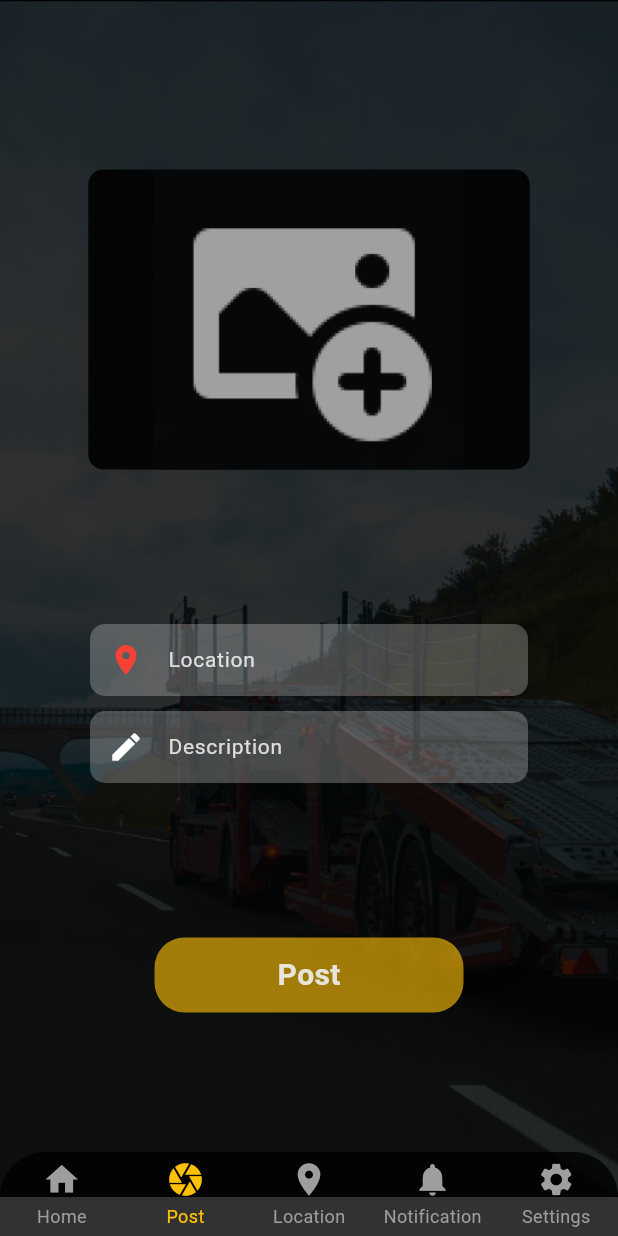
After one commit to lidiyakelay/towtruck_app, a Flutter app: the screen it shows after launch, item 2 of the bottom bar chosen, on a phone screen of 412 x 824 dp. The commit adds this screen. Run offline on Flutter 3.47's test engine with Material 3 defaults, Android fonts, the phone set to English and light mode, and no system bars; drawn by our look-alikes of persistent_bottom_nav_bar; our stand-ins replace animated_bottom_navigation_bar, get.

```diff
--- a/lib/Screen/detail_view_page/map_view_page.dart
+++ b/lib/Screen/detail_view_page/map_view_page.dart
@@ -80,7 +80,7 @@ class _MapViewPageState extends State<MapViewPage> {
                 ],
               ),
               Container(
-          margin: EdgeInsets.only(left: 10,right: 10, bottom: 30),
+          margin: EdgeInsets.only(left: 10,right: 10, bottom: 50),
           height:80 ,
           decoration: BoxDecoration(
             borderRadius:BorderRadius.circular(10),
--- /dev/null
+++ b/lib/Screen/home_page/home_page.dart
@@ -0,0 +1,97 @@
+import 'package:flutter/cupertino.dart';
+import 'package:flutter/material.dart';
+import 'package:persistent_bottom_nav_bar/persistent_tab_view.dart';
+import 'package:towtruck_app/Screen/detail_view_page/map_view_page.dart';
+import 'package:towtruck_app/Screen/home_page/main_page.dart';
+import 'package:towtruck_app/Screen/notification_page/notification_page.dart';
+import 'package:towtruck_app/Screen/publish_post_page/publish_post_page.dart';
+import 'package:towtruck_app/Screen/setting_page/setting_page.dart';
+
+class HomePage extends StatelessWidget {
+
+  const HomePage({super.key});
+
+  @override
+  Widget build(BuildContext context) {
+     PersistentTabController _controller;
+    _controller = PersistentTabController(initialIndex: 0);
+    return Container(
+      child: PersistentTabView(
+          context,
+          controller: _controller,
+          screens: _buildScreens(),
+          items: _navBarsItems(),
+          confineInSafeArea: true,
+          backgroundColor: Color.fromARGB(205, 0, 0, 0), // Default is Colors.white.
+          handleAndroidBackButtonPress: true, // Default is true.
+          resizeToAvoidBottomInset: true, // This needs to be true if you want to move up the screen when keyboard appears. Default is true.
+          stateManagement: true, // Default is true.
+          hideNavigationBarWhenKeyboardShows: true, // Recommended to set 'resizeToAvoidBottomInset' as true while using this argument. Default is true.
+          decoration: NavBarDecoration(
+            borderRadius: BorderRadius.only(topLeft: Radius.circular(30), topRight: Radius.circular(30)),
+            colorBehindNavBar: Colors.white,
+          ),
+          popAllScreensOnTapOfSelectedTab: true,
+          popActionScreens: PopActionScreensType.all,
+          itemAnimationProperties: ItemAnimationProperties( // Navigation Bar's items animation properties.
+            duration: Duration(milliseconds: 200),
+            curve: Curves.ease,
+          ),
+          screenTransitionAnimation: ScreenTransitionAnimation( // Screen transition animation on change of selected tab.
+            animateTabTransition: true,
+            curve: Curves.ease,
+            duration: Duration(milliseconds: 200),
+          ),
+          navBarStyle: NavBarStyle.style6, // Choose the nav bar style with this property.
+      ),
+    );
+  }
+
+    List<Widget> _buildScreens() {
+        return [
+          MainPage(),
+          PublishPostPage(),
+          MapViewPage(),
+          NotificationPage(),
+          SettingPage()
+        ];
+    }
+
+
+    List<PersistentBottomNavBarItem> _navBarsItems() {
+        return [
+            PersistentBottomNavBarItem(
+                icon: Icon(Icons.home),
+                title: ("Home"),
+                activeColorPrimary: Colors.amber,
+                inactiveColorPrimary: Colors.grey,
+            ),
+            PersistentBottomNavBarItem(
+                icon: Icon(Icons.camera),
+                title: ("Post"),
+                activeColorPrimary: Colors.amber,
+                inactiveColorPrimary: Colors.grey,
+            ),
+            PersistentBottomNavBarItem(
+                icon: Icon(Icons.location_on,),
+                title: ("Location"),
+                 activeColorPrimary: Colors.amber,
+                inactiveColorPrimary: Colors.grey,
+            ),
+            PersistentBottomNavBarItem(
+                icon: Icon(Icons.notifications),
+                title: ("Notification"),
+                activeColorPrimary: Colors.amber,
+                inactiveColorPrimary: Colors.grey,
+            ),
+            PersistentBottomNavBarItem(
+                icon: Icon(Icons.settings),
+                title: ("Settings"),
+                activeColorPrimary: Colors.amber,
+                inactiveColorPrimary: Colors.grey,
+            ),
+        ];
+    }
+
+
+}
--- a/lib/Screen/home_page/main_page.dart
+++ b/lib/Screen/home_page/main_page.dart
@@ -12,7 +12,9 @@ class MainPage extends StatefulWidget {
 class _MainPageState extends State<MainPage> {
   @override
   Widget build(BuildContext context) {
-    return   Column(
+    return   Scaffold(
+      backgroundColor: Color(0XFFDADADA),
+      body: Column(
         children: [
           Container(
             child: Stack(
@@ -103,11 +105,18 @@ class _MainPageState extends State<MainPage> {
                       ],
                     ),
           ),
+
+            Expanded(child: SingleChildScrollView(
+            child: Column(
+              children: [
                 MostRecentPage(),
-          Expanded(child: SingleChildScrollView(
-          child: NearAreaPage(),
+                NearAreaPage(),
+
+              ],
+            ),
           )),
         ],
+      ),
     );
   }
 }
--- a/lib/Screen/home_page/most_recent_page.dart
+++ b/lib/Screen/home_page/most_recent_page.dart
@@ -1,5 +1,7 @@
 import 'package:flutter/material.dart';
-
+import 'package:get/route_manager.dart';
+import 'package:towtruck_app/Screen/detail_view_page/detail_view_page.dart';
+import 'package:get/get.dart';
 class MostRecentPage extends StatefulWidget {
   const MostRecentPage({super.key});
 
@@ -131,6 +133,7 @@ class _MostRecentPageState extends State<MostRecentPage> {
         GestureDetector(
 
           onTap: (){
+            Get.to(DetailViewPage());
 
     },
           child: Align(
--- a/lib/Screen/home_page/near_area_page.dart
+++ b/lib/Screen/home_page/near_area_page.dart
@@ -1,4 +1,7 @@
 import 'package:flutter/material.dart';
+import 'package:get/get.dart';
+
+import 'package:towtruck_app/Screen/detail_view_page/detail_view_page.dart';
 
 class NearAreaPage extends StatefulWidget {
   const NearAreaPage({super.key});
@@ -12,7 +15,11 @@ class _NearAreaPageState extends State<NearAreaPage> {
   Widget build(BuildContext context) {
     return Column(
       children: List.generate(5, (index) {
-        return Container(
+        return GestureDetector(
+          onTap: () {
+            Get.to(DetailViewPage());
+          },
+          child: Container(
             margin: EdgeInsets.only(top: 20,left: 20,right: 20),
             height:80 ,
             decoration: BoxDecoration(
@@ -82,6 +89,7 @@ class _NearAreaPageState extends State<NearAreaPage> {
                 )
               ],
              ),
+            ),
         );
         }),
       );
--- /dev/null
+++ b/lib/Screen/publish_post_page/publish_post_page.dart
@@ -0,0 +1,129 @@
+import 'package:flutter/material.dart';
+
+class PublishPostPage extends StatefulWidget {
+  const PublishPostPage({super.key});
+
+  @override
+  State<PublishPostPage> createState() => _PublishPostPageState();
+}
+
+class _PublishPostPageState extends State<PublishPostPage> {
+  @override
+  Widget build(BuildContext context) {
+    return Scaffold(
+      body: Stack(
+      children: [
+        Stack(
+       children: [
+         Container(
+          decoration: BoxDecoration(
+            image: DecorationImage(
+              fit: BoxFit.cover,
+              image: AssetImage('assets/images/truck.png')
+            )
+          ),
+        ),
+        Container(
+          padding: EdgeInsets.all(20),
+          width: double.maxFinite,
+          color: Color.fromARGB(206, 0, 0, 0),
+          child:  Column(
+        crossAxisAlignment: CrossAxisAlignment.center,
+        mainAxisAlignment: MainAxisAlignment.spaceEvenly,
+        children: [
+          Container(
+            width: MediaQuery.of(context).size.width/1.4,
+            height: 200,
+            decoration: BoxDecoration(
+              borderRadius: BorderRadius.circular(10),
+              color: const Color.fromARGB(227, 0, 0, 0),
+              image: DecorationImage(
+                image: AssetImage('assets/images/addphoto.png'))
+
+            ),
+          ),
+           Column(
+             children: [
+               Padding(
+                            padding: EdgeInsets.only(left:40, right: 40, top: 10),
+                            child: TextField(
+                              style: TextStyle(fontSize: 12),
+                              cursorColor: Colors.grey,
+                              obscureText: true,
+                              decoration: InputDecoration(
+                                contentPadding: EdgeInsets.only(top: 2, bottom: 2, left: 5, right: 5),
+                                hintText: 'Location',
+                                filled: true,
+                                fillColor: Color.fromARGB(63, 255, 255, 255),
+                              enabledBorder: OutlineInputBorder(
+                                borderRadius: BorderRadius.circular(10.0),
+                              borderSide: BorderSide(width: 1, color: const Color.fromARGB(0, 158, 158, 158)), ),
+                              focusedBorder: OutlineInputBorder(
+                                borderRadius: BorderRadius.circular(10.0),
+                              borderSide: BorderSide(width: 1, color: Colors.grey), ),
+                                border: OutlineInputBorder(),
+                                prefixIcon: Icon(Icons.location_on, color: Colors.red,),
+                                 hintStyle: TextStyle(
+                                  fontSize: 14,
+                               color: Color.fromARGB(207, 255, 255, 255),  ),
+                              ),
+                            ),
+                          ),
+
+                 Padding(
+                        padding: EdgeInsets.only(left:40, right: 40, top: 10),
+                        child: TextField(
+                          style: TextStyle(fontSize: 12),
+                          cursorColor: Colors.grey,
+                          obscureText: true,
+                          decoration: InputDecoration(
+                            contentPadding: EdgeInsets.only(top: 2, bottom: 2, left: 5, right: 5),
+                            hintText: 'Description',
+                            filled: true,
+                            fillColor: Color.fromARGB(63, 255, 255, 255),
+                          enabledBorder: OutlineInputBorder(
+                            borderRadius: BorderRadius.circular(10.0),
+                          borderSide: BorderSide(width: 1, color: const Color.fromARGB(0, 158, 158, 158)), ),
+                          focusedBorder: OutlineInputBorder(
+                            borderRadius: BorderRadius.circular(10.0),
+                          borderSide: BorderSide(width: 1, color: Colors.grey), ),
+                            border: OutlineInputBorder(),
+                            prefixIcon: Icon(Icons.edit, color: Colors.white,),
+                             hintStyle: TextStyle(
+                              fontSize: 14,
+                           color: Color.fromARGB(207, 255, 255, 255),  ),
+                          ),
+                        ),
+                      ),
+
+             ],
+           ),
+           Container(
+                height: 50,
+                width: MediaQuery.of(context).size.width/2,
+                margin: EdgeInsets.only(left: 20,right: 20, top: 10, bottom: 10),
+                decoration: BoxDecoration(
+                  borderRadius: BorderRadius.circular(20),
+                  color: Color.fromARGB(158, 255, 193, 7),
+                ),
+                child: Center(
+                  child: Text('Post',style:
+                               TextStyle(
+                                color: Color.fromARGB(235, 237, 237, 237),
+                                fontWeight: FontWeight.bold,
+                                fontSize: 20,
+                                decoration: TextDecoration.none
+                               ), )
+                ),)
+
+        ]
+      ) ,
+        ),
+       ],
+    ),
+
+      ])
+
+    );
+  }
+}
--- a/lib/main.dart
+++ b/lib/main.dart
@@ -1,5 +1,6 @@
 import 'package:animated_bottom_navigation_bar/animated_bottom_navigation_bar.dart';
 import 'package:flutter/material.dart';
+import 'package:towtruck_app/Screen/home_page/home_page.dart';
 import 'package:towtruck_app/Screen/auth_page/login_page.dart';
 import 'package:towtruck_app/Screen/auth_page/signup_page.dart';
 import 'package:towtruck_app/Screen/detail_view_page/detail_view_page.dart';
@@ -8,6 +9,7 @@ import 'package:towtruck_app/Screen/home_page/most_recent_page.dart';
 import 'package:towtruck_app/Screen/home_page/main_page.dart';
 import 'package:towtruck_app/Screen/initial_pages/initial_page.dart';
 import 'package:towtruck_app/Screen/notification_page/notification_page.dart';
+import 'package:towtruck_app/Screen/publish_post_page/publish_post_page.dart';
 import 'package:towtruck_app/Screen/setting_page/setting_page.dart';
 
 void main() {
@@ -29,6 +31,6 @@ class MyApp extends StatelessWidget {
         colorScheme: ColorScheme.fromSeed(seedColor: Colors.deepPurple),
         useMaterial3: true,
       ),
-      home:SettingPage());
+      home:HomePage());
   }
 }
--- a/pubspec.yaml
+++ b/pubspec.yaml
@@ -36,6 +36,8 @@ dependencies:
   # Use with the CupertinoIcons class for iOS style icons.
   cupertino_icons: ^1.0.2
   animated_bottom_navigation_bar: ^1.3.3
+  persistent_bottom_nav_bar: any
+  get: any
 
 dev_dependencies:
   flutter_test:
```
Also changed, not shown: assets/images/addphoto.png (added), pubspec.lock. Lines whose indentation alone changed are shown as unchanged.
